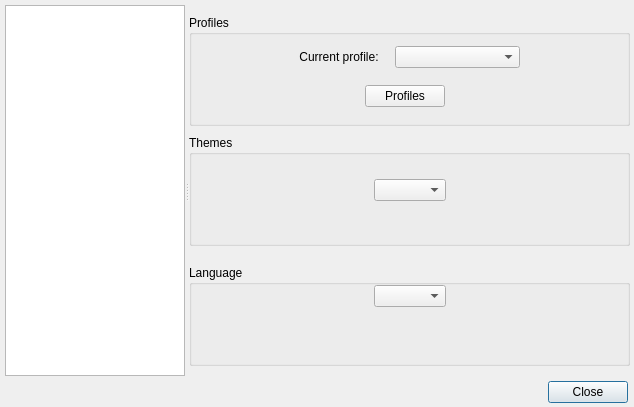
First picture: the form in ui/options.ui, repository gitter-badger/simplechatclient, before the edit.
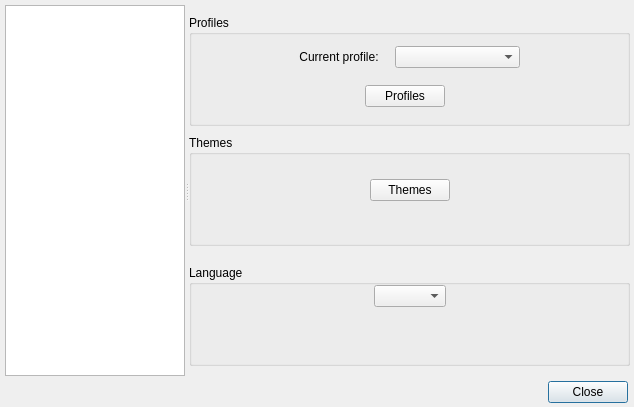
Second picture: the form after the edit. Icons and pictures are not drawn.

Commit message: themes initial dialog

Diff of the .ui file:
```diff
--- a/ui/options.ui
+++ b/ui/options.ui
@@ -211,7 +211,11 @@
            </spacer>
           </item>
           <item>
-           <widget class="QComboBox" name="comboBox_themes"/>
+           <widget class="QPushButton" name="pushButton_themes">
+            <property name="text">
+             <string>Themes</string>
+            </property>
+           </widget>
           </item>
           <item>
            <spacer name="horizontalSpacer_3">
```
The commit also changes 12 other files.
